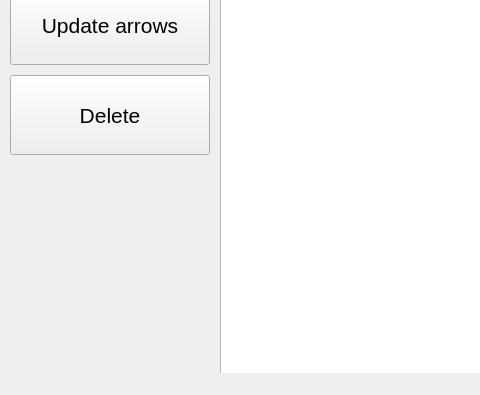
Before: the Qt Designer form Sem_2/Labs/graph/GraphGenerator/graphgenerator.ui in Meidori/PSTU_Labs_2023, drawn with Qt 5; both pictures show x 0 to 480 and y 205 to 600 of the 800 by 600 pixel window.
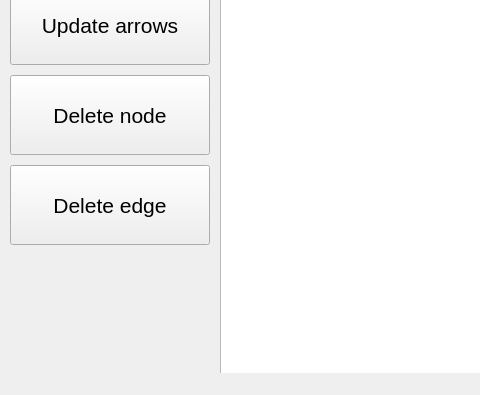
After: the same form once the commit is applied.

What changed in the file:
```diff
--- a/Sem_2/Labs/graph/GraphGenerator/graphgenerator.ui
+++ b/Sem_2/Labs/graph/GraphGenerator/graphgenerator.ui
@@ -93,7 +93,25 @@
      </font>
     </property>
     <property name="text">
-     <string>Delete</string>
+     <string>Delete node</string>
+    </property>
+   </widget>
+   <widget class="QPushButton" name="deleteEdgeBtn">
+    <property name="geometry">
+     <rect>
+      <x>10</x>
+      <y>370</y>
+      <width>200</width>
+      <height>80</height>
+     </rect>
+    </property>
+    <property name="font">
+     <font>
+      <pointsize>16</pointsize>
+     </font>
+    </property>
+    <property name="text">
+     <string>Delete edge</string>
     </property>
    </widget>
   </widget>
```
Left out of the diff: 2 changed lines with no effect on the pictures.
